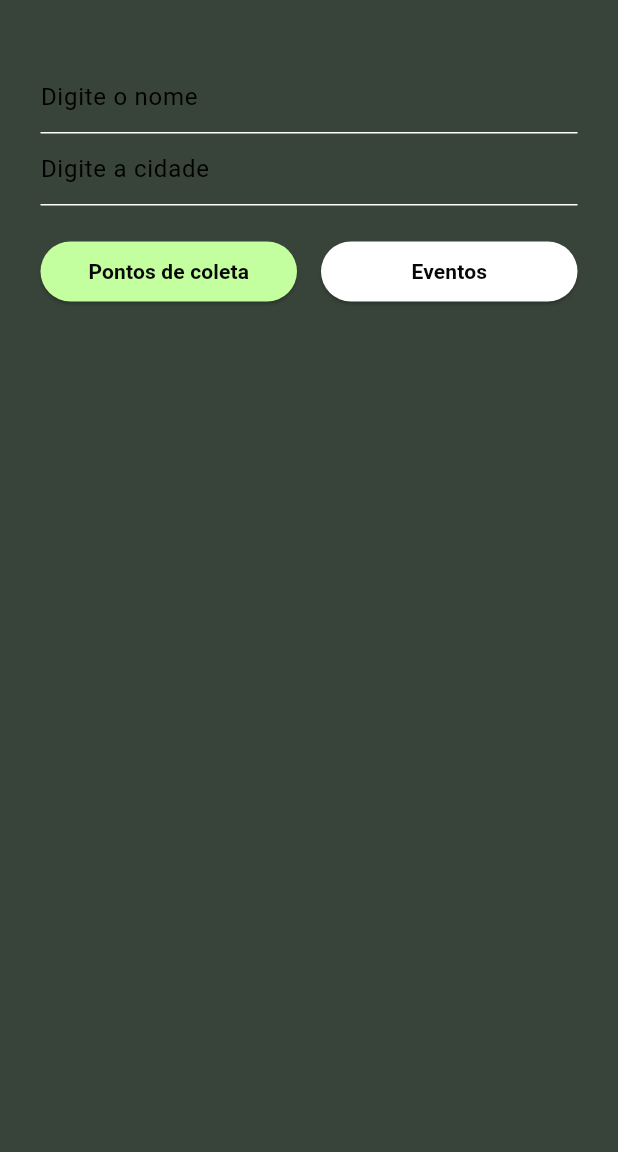
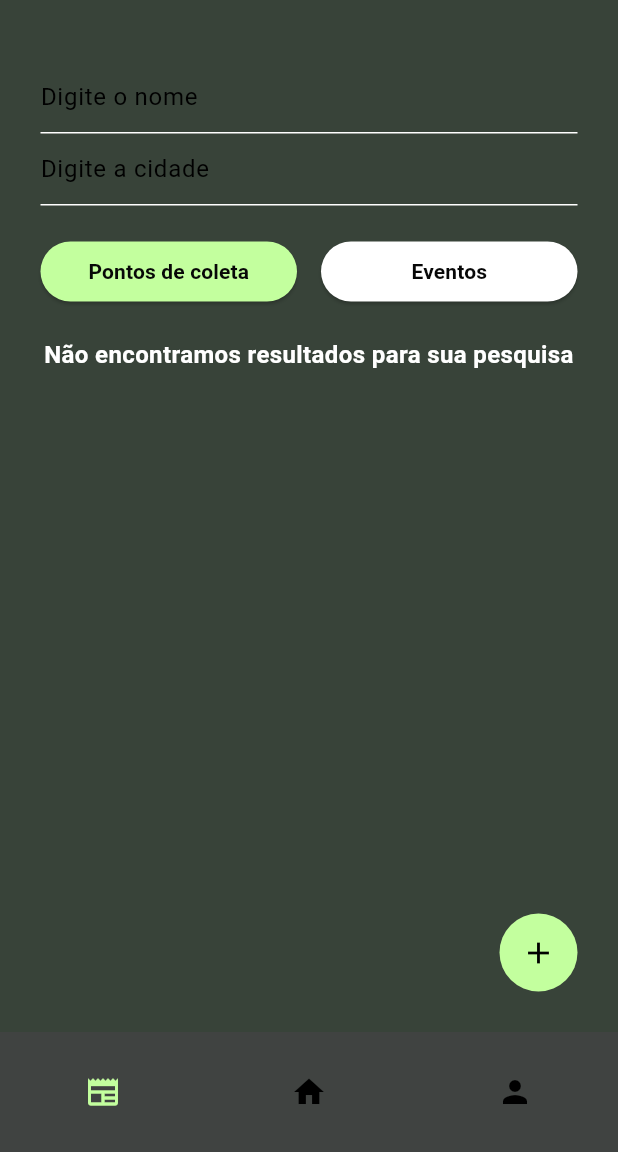
Before and after one commit to joaop-rosa/EcoVitam-Frontend, a Flutter app: the HomePage screen opened directly, on a phone screen of 412 x 824 dp, the part 84-1236 px from its top. Run offline on Flutter 3.47's test engine with Material 3 defaults, Android fonts, the phone set to English and light mode, and no system bars; our stand-ins replace shared_preferences; accounts and stored records are empty; network calls fail.

Commit message:
fix routes and added add button and bottom navigation bar

```diff
--- /dev/null
+++ b/lib/components/BottomNavigationBarDefault.dart
@@ -0,0 +1,69 @@
+import 'package:ecovitam/constants/colors.dart';
+import 'package:flutter/material.dart';
+
+class BottomNavigationBarDefault extends StatefulWidget {
+  const BottomNavigationBarDefault({super.key});
+
+  @override
+  State<BottomNavigationBarDefault> createState() =>
+      _BottomNavigationBarDefaultState();
+}
+
+class _BottomNavigationBarDefaultState
+    extends State<BottomNavigationBarDefault> {
+  // TODO - ajustar para pegar com base na rota
+  int currentPageIndex = 0;
+
+  @override
+  Widget build(BuildContext context) {
+    return NavigationBar(
+      backgroundColor: bottomNavigatorBackground,
+      labelBehavior: NavigationDestinationLabelBehavior.alwaysHide,
+      indicatorColor: const Color.fromARGB(0, 0, 0, 0),
+      selectedIndex: currentPageIndex,
+      onDestinationSelected: (int index) {
+        setState(() {
+          currentPageIndex = index;
+          switch (index) {
+            case 0:
+              Navigator.pushNamed(context, '/home');
+              break;
+            case 1:
+              Navigator.pushNamed(context, '/home');
+              break;
+            case 2:
+              Navigator.pushNamed(context, '/home');
+              break;
+            default:
+          }
+        });
+      },
+      destinations: const <Widget>[
+        NavigationDestination(
+          icon: Icon(Icons.newspaper),
+          label: 'Artigos',
+          selectedIcon: Icon(
+            Icons.newspaper,
+            color: primary,
+          ),
+        ),
+        NavigationDestination(
+          icon: Icon(Icons.home),
+          label: 'Home',
+          selectedIcon: Icon(
+            Icons.home,
+            color: primary,
+          ),
+        ),
+        NavigationDestination(
+          icon: Icon(Icons.person),
+          label: 'Perfil',
+          selectedIcon: Icon(
+            Icons.person,
+            color: primary,
+          ),
+        )
+      ],
+    );
+  }
+}
--- a/lib/constants/colors.dart
+++ b/lib/constants/colors.dart
@@ -2,3 +2,4 @@ import 'package:flutter/material.dart';
 
 const background = Color.fromARGB(255, 56, 67, 57);
 const primary = Color.fromRGBO(195, 255, 158, 1);
+const bottomNavigatorBackground = Color.fromRGBO(64, 67, 65, 1);
--- a/lib/pages/home_page.dart
+++ b/lib/pages/home_page.dart
@@ -1,6 +1,5 @@
 import 'dart:convert';
-import 'dart:io';
-
+import 'package:ecovitam/components/BottomNavigationBarDefault.dart';
 import 'package:ecovitam/components/CollectionPointItem.dart';
 import 'package:ecovitam/components/DefaultAppBar.dart';
 import 'package:ecovitam/components/EventItem.dart';
@@ -137,8 +136,14 @@ class _HomePageState extends State<HomePage> {
           });
     }
 
-    return const Column(
-      children: [],
+    return const Text(
+      'Não encontramos resultados para sua pesquisa',
+      style: TextStyle(
+        color: Colors.white,
+        fontWeight: FontWeight.bold,
+        fontSize: 16,
+      ),
+      textAlign: TextAlign.center,
     );
   }
 
@@ -148,13 +153,15 @@ class _HomePageState extends State<HomePage> {
         appBar: const DefaultAppBar(
           hasArrowBack: false,
         ),
+        bottomNavigationBar: const BottomNavigationBarDefault(),
         body: Container(
             width: MediaQuery.of(context).size.width,
             padding: const EdgeInsets.all(27),
             decoration: const BoxDecoration(
               color: background,
             ),
-          child: Column(
+            child: Stack(children: [
+              Column(
                 children: [
                   HomeInputFilter(
                     onChanged: (value) {
@@ -229,6 +236,19 @@ class _HomePageState extends State<HomePage> {
                   ),
                 ],
               ),
-        ));
+              Positioned(
+                  bottom: 0,
+                  right: 0,
+                  child: IconButton(
+                    onPressed: () => {},
+                    icon: const Icon(
+                      Icons.add,
+                    ),
+                    style: const ButtonStyle(
+                      backgroundColor: WidgetStatePropertyAll(primary),
+                      minimumSize: WidgetStatePropertyAll(Size(52, 52)),
+                    ),
+                  ))
+            ])));
   }
 }
```
Also changed, not shown: lib/main.dart (+8 -1 lines), lib/pages/login_page.dart (+2 -12 lines), lib/pages/register_page.dart (+2 -11 lines). Lines whose indentation alone changed are shown as unchanged.
